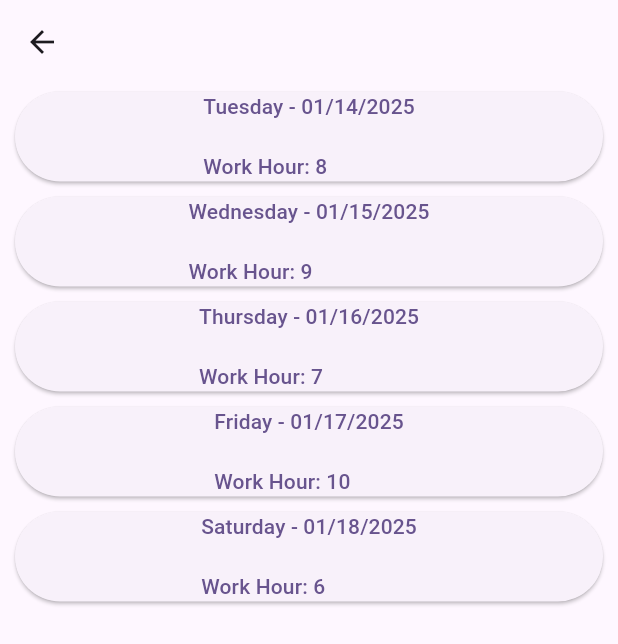
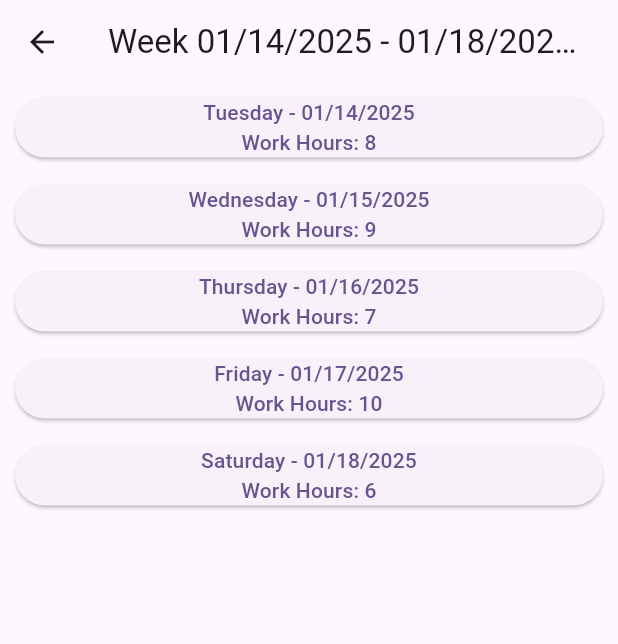
Before and after one commit to ngoantho/FieldFlow, a Flutter app: the DayListHistoryPage screen opened directly with sample values from the repository, on a phone screen of 412 x 824 dp. Shown: the top 644 px of the screen. Run offline on Flutter 3.47's test engine with Material 3 defaults, Android fonts, the phone set to English and light mode, and no system bars.

Commit message:
Update Text Style for DayList
Decorate texts in DayListPage

```diff
--- a/lib/day_list.dart
+++ b/lib/day_list.dart
@@ -10,10 +10,10 @@ class DayList extends StatelessWidget {
   @override
   Widget build(BuildContext context) {
     return ListView.builder(
-        itemCount: weekModel.dayList.length ,
-        itemBuilder: (context, index) => Padding(padding: const EdgeInsets.symmetric(vertical: 5.0, horizontal: 10),
-            child: _DayList(weekModel.dayList[index]))
-    );
+          itemCount: weekModel.dayList.length ,
+          itemBuilder: (context, index) => Padding(padding: const EdgeInsets.symmetric(vertical: 5.0, horizontal: 10),
+              child: _DayList(weekModel.dayList[index]))
+      );
   }
 }
 
@@ -30,8 +30,8 @@ class _DayList extends StatelessWidget {
 
     return ElevatedButton(
         onPressed: (){},
-        child: Text('${dayModel.dayOfWeek} - ${dayModel.getDdMmYyyy}\n\n'
-            'Work Hour: $workHour'));
+        child: Text('${dayModel.dayOfWeek} - ${dayModel.getDdMmYyyy}\n'
+            'Work Hours: $workHour', textAlign: TextAlign.center,));
 
   }
 }
--- a/lib/day_list_history_page.dart
+++ b/lib/day_list_history_page.dart
@@ -13,7 +13,12 @@ class DayListHistoryPage extends StatelessWidget {
   @override
   Widget build(BuildContext context) {
     return Scaffold(
-      appBar: AppBar(),
+      appBar: AppBar(
+        title: Text(
+          'Week ${weekModel.dayList.first.getDdMmYyyy} - ${weekModel.dayList.last.getDdMmYyyy} Report'
+        ),
+        centerTitle: true,
+      ),
       body: SafeArea(
           child: DayList(weekModel: weekModel),
           ),
```
